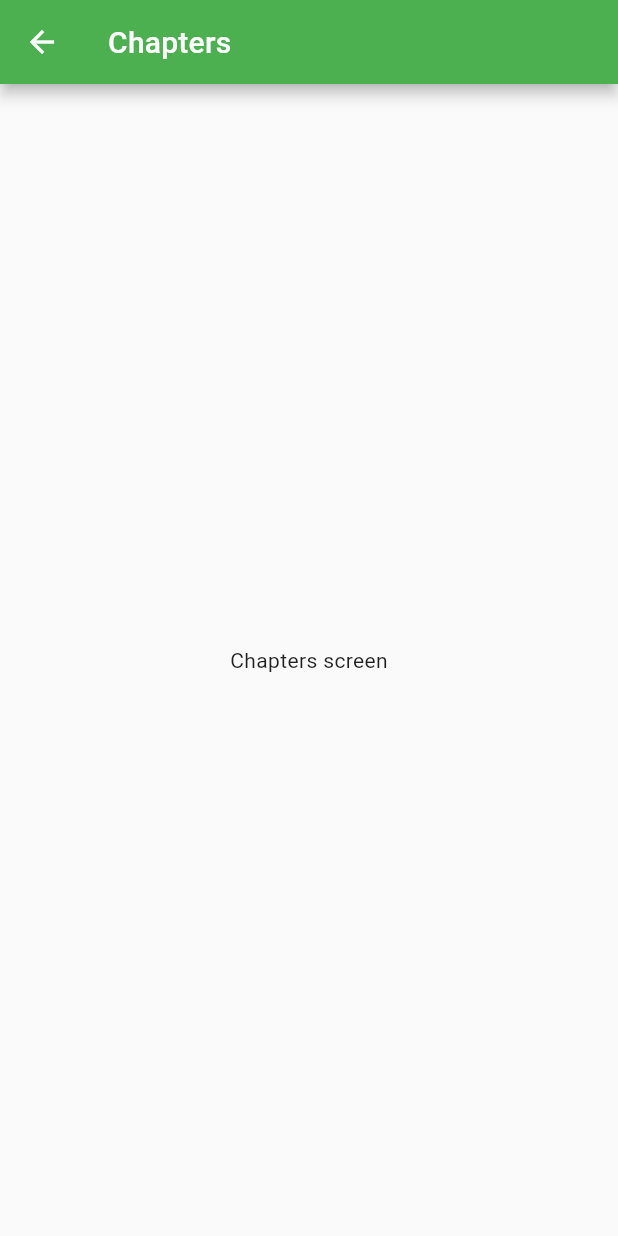
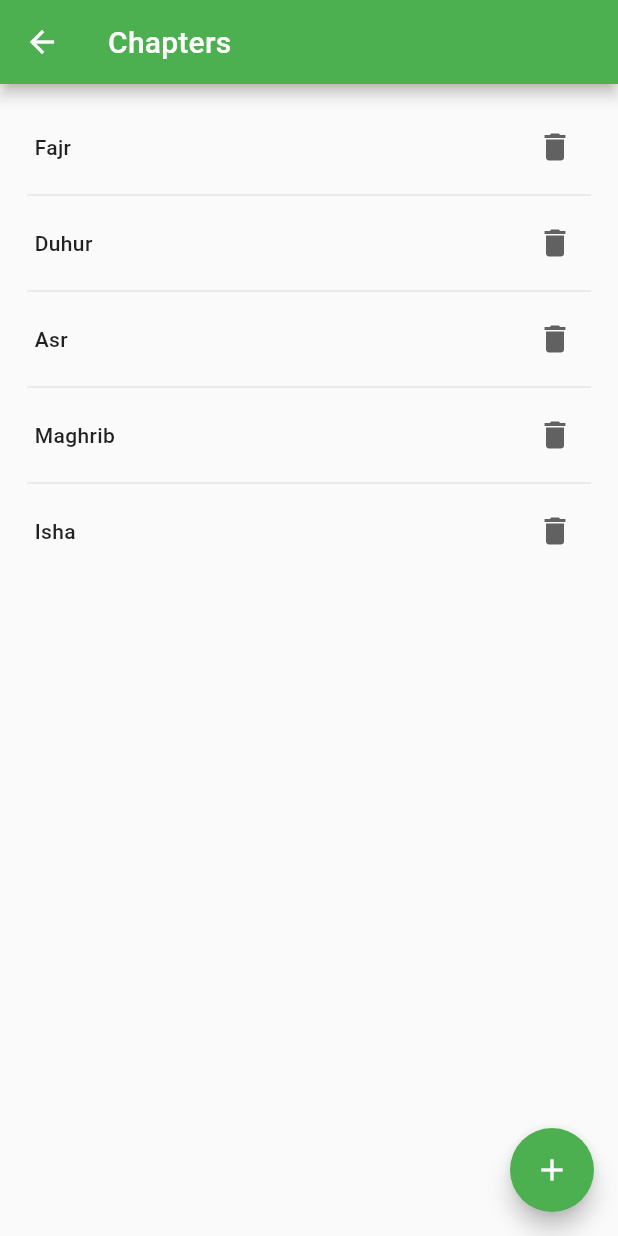
Before and after one commit to MohamedHana/mawquot, a Flutter app: the ChaptersScreen screen opened by its route, on a phone screen of 412 x 824 dp. Run offline on Flutter 3.47's test engine with Material 2 defaults, Android fonts, the light colour scheme and no system bars; our stand-ins replace introduction_screen, splashscreen.

Commit message:
Designed chapters screen

```diff
--- /dev/null
+++ b/app/mawquot/lib/models/chapter_type.dart
@@ -0,0 +1,17 @@
+import 'package:mawquot/models/book_type.dart';
+import 'package:mawquot/models/timing.dart';
+
+class ChapterType {
+  // Attributes
+  late int id;
+  late String name;
+  late Timing timing;
+  late BookType book;
+
+  // Methods
+  ChapterType({
+    required this.id,
+    required this.name,
+    required this.book,
+  });
+}
--- /dev/null
+++ b/app/mawquot/lib/models/timing.dart
@@ -0,0 +1,13 @@
+
+class Timing {
+  // Attributes
+  late int id;
+  late int duration;
+
+
+  // Methods
+  Timing({
+    required this.id,
+    required this.duration,
+  });
+}
--- a/app/mawquot/lib/views/screens/books/index.dart
+++ b/app/mawquot/lib/views/screens/books/index.dart
@@ -37,13 +37,16 @@
       appBar: AppBar(
         title: const Text("Books"),
       ),
-      body: ListView.separated(
+      body: Padding(
+        padding: const EdgeInsets.all(10),
+        child: ListView.separated(
           padding: const EdgeInsets.fromLTRB(8, 8, 8, 80),
           itemCount: items.length,
           itemBuilder: (BuildContext context, int index) {
             return ListItem(item: items[index]);
           },
           separatorBuilder: (BuildContext context, int index) => const Divider(),
+        ),
       ),
       floatingActionButton: FloatingActionButton(
         onPressed: () {
--- a/app/mawquot/lib/views/screens/chapters/index.dart
+++ b/app/mawquot/lib/views/screens/chapters/index.dart
@@ -3,6 +3,13 @@
 import 'package:flutter/cupertino.dart';
 
 // Constants
+
+// Widgets
+import 'package:mawquot/views/screens/chapters/widgets/list_item.dart';
+import 'package:mawquot/views/screens/chapters/widgets/add_dialog.dart';
+// Models
+import 'package:mawquot/models/book_type.dart';
+import 'package:mawquot/models/chapter_type.dart';
 
 class ChaptersScreen extends StatefulWidget {
   const ChaptersScreen({Key? key}) : super(key: key);
@@ -12,6 +19,15 @@
 }
 
 class _ChaptersScreenState extends State<ChaptersScreen> {
+
+  final List<ChapterType> items = [
+    ChapterType(id: 1, name: 'Fajr', book: BookType(id: 1, name: 'Prayer')),
+    ChapterType(id: 1, name: 'Duhur', book: BookType(id: 1, name: 'Prayer')),
+    ChapterType(id: 1, name: 'Asr', book: BookType(id: 1, name: 'Prayer')),
+    ChapterType(id: 1, name: 'Maghrib', book: BookType(id: 1, name: 'Prayer')),
+    ChapterType(id: 1, name: 'Isha', book: BookType(id: 1, name: 'Prayer')),
+  ];
+
   @override
   void initState() {
     super.initState();
@@ -23,10 +39,27 @@
       appBar: AppBar(
         title: const Text("Chapters"),
       ),
-      body: const Center(
-        child: Text(
-          'Chapters screen',
+      body: Padding(
+        padding: const EdgeInsets.all(10),
+        child: ListView.separated(
+          padding: const EdgeInsets.fromLTRB(8, 8, 8, 80),
+          itemCount: items.length,
+          itemBuilder: (BuildContext context, int index) {
+            return ListItem(item: items[index]);
+          },
+          separatorBuilder: (BuildContext context, int index) =>
+              const Divider(),
         ),
+      ),
+      floatingActionButton: FloatingActionButton(
+        onPressed: () {
+          showDialog(
+              context: context,
+              builder: (BuildContext context) {
+                return const AddDialog();
+              });
+        },
+        child: const Icon(Icons.add),
       ),
     );
   }
--- /dev/null
+++ b/app/mawquot/lib/views/screens/chapters/widgets/action_buttons.dart
@@ -0,0 +1,46 @@
+// Packages
+import 'package:flutter/material.dart';
+import 'package:flutter/cupertino.dart';
+
+// Widgets
+import 'package:mawquot/views/screens/chapters/widgets/delete_dialog.dart';
+
+// Models
+import 'package:mawquot/models/chapter_type.dart';
+
+class ActionButtons extends StatefulWidget {
+  final ChapterType item;
+
+  const ActionButtons({
+    Key? key,
+    required this.item,
+  }) : super(key: key);
+
+  @override
+  _ActionButtonsState createState() => _ActionButtonsState();
+}
+
+class _ActionButtonsState extends State<ActionButtons> {
+  @override
+  Widget build(BuildContext context) {
+    return Row(
+      children: <Widget>[
+        IconButton(
+          icon: Icon(
+            Icons.delete,
+            color: Colors.grey[700],
+          ),
+          splashRadius: 20,
+          onPressed: () {
+            showDialog(
+              context: context,
+              builder: (BuildContext context) {
+                return const DeleteDialog();
+              }
+            );
+          },
+        ),
+      ],
+    );
+  }
+}
--- /dev/null
+++ b/app/mawquot/lib/views/screens/chapters/widgets/list_item.dart
@@ -0,0 +1,35 @@
+// Packages
+import 'package:flutter/material.dart';
+import 'package:flutter/cupertino.dart';
+
+// Widgets
+import 'package:mawquot/views/screens/chapters/widgets/action_buttons.dart';
+
+// Models
+import 'package:mawquot/models/chapter_type.dart';
+
+class ListItem extends StatelessWidget {
+  final ChapterType item;
+
+  const ListItem({
+    Key? key,
+    required this.item,
+  }) : super(key: key);
+
+  @override
+  Widget build(BuildContext context) {
+    return Container(
+      child: Row(
+        mainAxisAlignment: MainAxisAlignment.spaceBetween,
+        children: <Widget>[
+          Text(
+            item.name,
+            style: const TextStyle(fontWeight: FontWeight.w500),
+          ),
+          ActionButtons(item: item),
+        ],
+      ),
+      padding: const EdgeInsets.only(left: 5.0),
+    );
+  }
+}
```
Also changed, not shown: app/mawquot/lib/views/screens/chapters/widgets/add_dialog.dart (added, +42 -0 lines), app/mawquot/lib/views/screens/chapters/widgets/delete_dialog.dart (added, +34 -0 lines), app/mawquot/lib/views/screens/settings/index.dart (+6 -28 lines), app/mawquot/lib/views/screens/settings/widgets/setting_section.dart (added, +27 -0 lines). Lines whose indentation alone changed are shown as unchanged.
